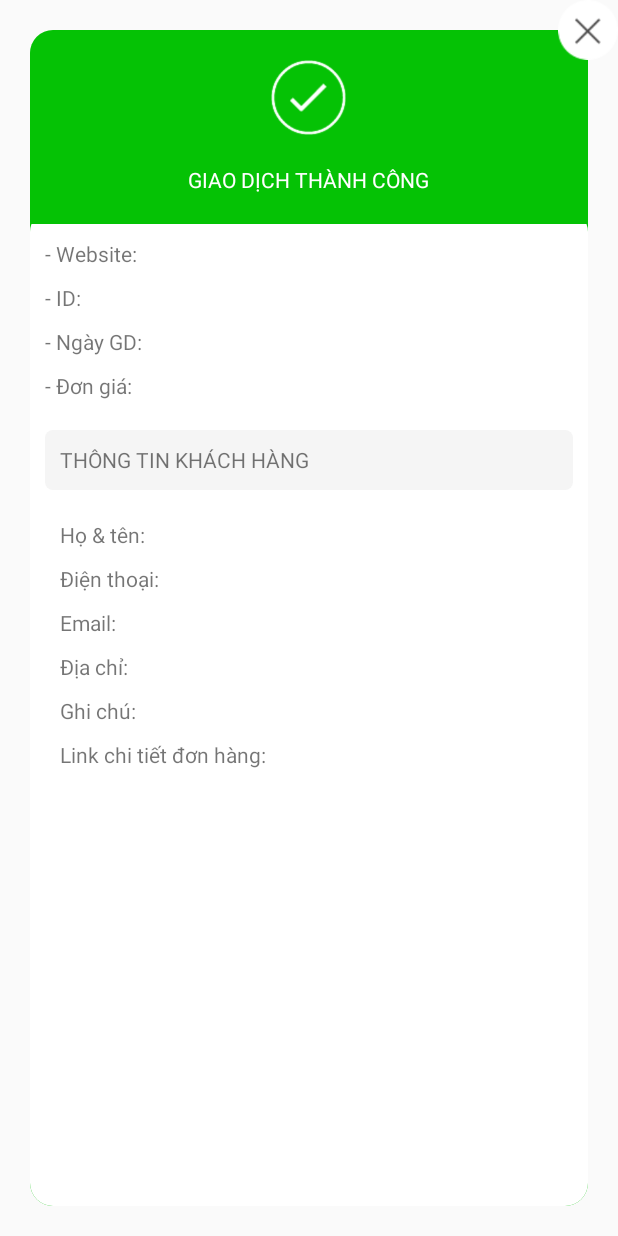
After one commit to chauminhnhut90/Numbala, an Android app: the layout activity_detail.xml on its own in the app's theme, with its tools: preview values and no code run, on a phone screen of 412 x 824 dp. The commit adds this screen. Run offline under Robolectric (Android 15) with nearby library versions, the phone set to English and light mode, and no system bars.

Commit message:
Implement Popup

```diff
--- a/app/src/main/AndroidManifest.xml
+++ b/app/src/main/AndroidManifest.xml
@@ -31,6 +31,11 @@
             android:launchMode="singleTask"
             android:screenOrientation="portrait" />
 
+        <activity
+            android:name=".activities.DetailActivity"
+            android:screenOrientation="portrait"
+            android:theme="@style/Theme.Transparent" />
+
     </application>
 
 </manifest>
--- a/app/src/main/java/vn/numbala/activities/BaseActivity.java
+++ b/app/src/main/java/vn/numbala/activities/BaseActivity.java
@@ -21,6 +21,7 @@ public class BaseActivity extends AppCompatActivity {
     protected void onCreate(Bundle savedInstanceState) {
         super.onCreate(savedInstanceState);
         this.context = this;
-        getSupportActionBar().hide();
+        if (getSupportActionBar() != null)
+            getSupportActionBar().hide();
     }
 }
--- /dev/null
+++ b/app/src/main/java/vn/numbala/activities/DetailActivity.java
@@ -0,0 +1,36 @@
+package vn.numbala.activities;
+
+import android.os.Bundle;
+import android.view.View;
+import android.view.WindowManager;
+
+import vn.numbala.R;
+
+/**
+ * Create By: Nhut Chau(nchau@kolabs.co)
+ * Time: 12/2/17 4:23 PM.
+ * Project Name: Numbala
+ */
+
+public class DetailActivity extends BaseActivity implements View.OnClickListener {
+
+    @Override
+    protected void onCreate(Bundle savedInstanceState) {
+        super.onCreate(savedInstanceState);
+        getWindow().setFlags(WindowManager.LayoutParams.FLAG_FULLSCREEN,
+                WindowManager.LayoutParams.FLAG_FULLSCREEN);
+
+        setContentView(R.layout.activity_detail);
+
+        findViewById(R.id.close).setOnClickListener(this);
+    }
+
+    @Override
+    public void onClick(View v) {
+        switch (v.getId()) {
+            case R.id.close:
+                this.finish();
+                break;
+        }
+    }
+}
--- a/app/src/main/java/vn/numbala/fragments/ListTransactionFragment.java
+++ b/app/src/main/java/vn/numbala/fragments/ListTransactionFragment.java
@@ -1,6 +1,7 @@
 package vn.numbala.fragments;
 
 import android.app.Activity;
+import android.content.Intent;
 import android.os.Bundle;
 import android.support.annotation.Nullable;
 import android.support.v4.content.ContextCompat;
@@ -23,6 +24,7 @@ import okhttp3.Callback;
 import okhttp3.Request;
 import okhttp3.Response;
 import vn.numbala.R;
+import vn.numbala.activities.DetailActivity;
 import vn.numbala.adapters.RecyclerAdapter;
 import vn.numbala.adapters.viewholder.BaseViewHolder;
 import vn.numbala.adapters.viewholder.TransactionViewHolder;
@@ -195,7 +197,8 @@ public class ListTransactionFragment extends BaseFragment {
                 viewHolder.row.setOnClickListener(new View.OnClickListener() {
                     @Override
                     public void onClick(View view) {
-
+                        Intent intent = new Intent(getContext(), DetailActivity.class);
+                        startActivity(intent);
                     }
                 });
             }
--- /dev/null
+++ b/app/src/main/res/drawable/drawable_bg_detail_header.xml
@@ -0,0 +1,8 @@
+<?xml version="1.0" encoding="utf-8"?>
+<shape xmlns:android="http://schemas.android.com/apk/res/android"
+    android:shape="rectangle">
+
+    <solid android:color="@color/detail_header" />
+    <corners android:radius="@dimen/detail_activity_border_corner" />
+
+</shape>
--- /dev/null
+++ b/app/src/main/res/drawable/drawable_custommer_info_bg.xml
@@ -0,0 +1,8 @@
+<?xml version="1.0" encoding="utf-8"?>
+<shape xmlns:android="http://schemas.android.com/apk/res/android"
+    android:shape="rectangle">
+
+    <solid android:color="@color/custommer_info_bg" />
+    <corners android:radius="@dimen/custommer_info_border_corner" />
+
+</shape>
--- /dev/null
+++ b/app/src/main/res/drawable/drawble_bg_detail_footer.xml
@@ -0,0 +1,8 @@
+<?xml version="1.0" encoding="utf-8"?>
+<shape xmlns:android="http://schemas.android.com/apk/res/android"
+    android:shape="rectangle">
+
+    <solid android:color="@color/white" />
+    <corners android:radius="@dimen/detail_activity_border_corner" />
+
+</shape>
--- /dev/null
+++ b/app/src/main/res/layout/activity_detail.xml
@@ -0,0 +1,175 @@
+<?xml version="1.0" encoding="utf-8"?>
+<RelativeLayout xmlns:android="http://schemas.android.com/apk/res/android"
+    android:layout_width="match_parent"
+    android:layout_height="match_parent">
+
+    <RelativeLayout
+        android:layout_width="match_parent"
+        android:layout_height="match_parent"
+        android:layout_margin="20dp"
+        android:background="@drawable/drawable_bg_detail_header">
+
+        <ImageView
+            android:id="@+id/image"
+            android:layout_width="50dp"
+            android:layout_height="50dp"
+            android:layout_centerHorizontal="true"
+            android:layout_marginBottom="20dp"
+            android:layout_marginTop="20dp"
+            android:src="@drawable/ic_success_2" />
+
+        <TextView
+            android:id="@+id/title"
+            android:layout_width="wrap_content"
+            android:layout_height="wrap_content"
+            android:layout_below="@+id/image"
+            android:layout_centerHorizontal="true"
+            android:text="@string/trans_success"
+            android:textAllCaps="true"
+            android:textColor="@color/white" />
+
+        <ScrollView
+            android:layout_width="match_parent"
+            android:layout_height="match_parent"
+            android:layout_below="@+id/title"
+            android:layout_marginTop="10dp"
+            android:background="@drawable/drawble_bg_detail_footer">
+
+            <RelativeLayout
+                android:layout_width="match_parent"
+                android:layout_height="wrap_content">
+
+                <TextView
+                    android:layout_width="match_parent"
+                    android:background="@color/detail_header"
+                    android:layout_height="10dp" />
+
+                <TextView
+                    android:id="@+id/website"
+                    android:layout_width="wrap_content"
+                    android:layout_height="wrap_content"
+                    android:layout_marginTop="20dp"
+                    android:layout_marginLeft="10dp"
+                    android:text="@string/website" />
+
+                <TextView
+                    android:id="@+id/id"
+                    android:layout_width="wrap_content"
+                    android:layout_height="wrap_content"
+                    android:layout_below="@id/website"
+                    android:layout_marginLeft="10dp"
+                    android:layout_marginTop="10dp"
+                    android:text="@string/id" />
+
+                <TextView
+                    android:id="@+id/trans_date"
+                    android:layout_width="wrap_content"
+                    android:layout_height="wrap_content"
+                    android:layout_marginLeft="10dp"
+                    android:layout_below="@+id/id"
+                    android:layout_marginTop="10dp"
+                    android:text="@string/trans_date" />
+
+                <TextView
+                    android:id="@+id/price"
+                    android:layout_width="wrap_content"
+                    android:layout_marginLeft="10dp"
+                    android:layout_height="wrap_content"
+                    android:layout_below="@+id/trans_date"
+                    android:layout_marginBottom="10dp"
+                    android:layout_marginTop="10dp"
+                    android:text="@string/price" />
+
+                <TextView
+                    android:id="@+id/custommer_info"
+                    android:layout_marginLeft="10dp"
+                    android:layout_width="match_parent"
+                    android:layout_height="@dimen/custommer_info_height"
+                    android:layout_below="@+id/price"
+                    android:layout_marginBottom="10dp"
+                    android:layout_marginTop="10dp"
+                    android:background="@drawable/drawable_custommer_info_bg"
+                    android:gravity="center_vertical"
+                    android:paddingLeft="10dp"
+                    android:layout_marginRight="10dp"
+                    android:text="@string/custommer_info"
+                    android:textAllCaps="true" />
+
+                <TextView
+                    android:id="@+id/full_name"
+                    android:layout_width="wrap_content"
+                    android:layout_height="wrap_content"
+                    android:layout_below="@+id/custommer_info"
+                    android:layout_marginLeft="20dp"
+                    android:layout_marginTop="10dp"
+                    android:text="@string/full_name" />
+
+                <TextView
+                    android:id="@+id/phone"
+                    android:layout_width="wrap_content"
+                    android:layout_height="wrap_content"
+                    android:layout_below="@+id/full_name"
+                    android:layout_marginLeft="20dp"
+                    android:layout_marginTop="10dp"
+                    android:text="@string/phone" />
+
+                <TextView
+                    android:id="@+id/email"
+                    android:layout_width="wrap_content"
+                    android:layout_height="wrap_content"
+                    android:layout_below="@+id/phone"
+                    android:layout_marginLeft="20dp"
+                    android:layout_marginTop="10dp"
+                    android:text="@string/email" />
+
+                <TextView
+                    android:id="@+id/address"
+                    android:layout_width="wrap_content"
+                    android:layout_height="wrap_content"
+                    android:layout_below="@+id/email"
+                    android:layout_marginLeft="20dp"
+                    android:layout_marginTop="10dp"
+                    android:text="@string/address" />
+
+                <TextView
+                    android:id="@+id/note"
+                    android:layout_width="wrap_content"
+                    android:layout_height="wrap_content"
+                    android:layout_below="@+id/address"
+                    android:layout_marginLeft="20dp"
+                    android:layout_marginTop="10dp"
+                    android:text="@string/note" />
+
+                <TextView
+                    android:id="@+id/linkTitle"
+                    android:layout_width="wrap_content"
+                    android:layout_height="wrap_content"
+                    android:layout_below="@+id/note"
+                    android:layout_marginLeft="20dp"
+                    android:layout_marginTop="10dp"
+                    android:text="@string/link_detail_invoice" />
+
+                <TextView
+                    android:id="@+id/link"
+                    android:layout_width="wrap_content"
+                    android:layout_height="wrap_content"
+                    android:layout_below="@+id/linkTitle"
+                    android:layout_marginLeft="20dp"
+                    android:layout_marginTop="10dp"
+                    android:textColor="@color/colorPrimary" />
+
+            </RelativeLayout>
+
+        </ScrollView>
+
+    </RelativeLayout>
+
+    <ImageView
+        android:id="@+id/close"
+        android:layout_width="40dp"
+        android:layout_height="40dp"
+        android:layout_alignParentRight="true"
+        android:src="@drawable/ic_close" />
+
+
+</RelativeLayout>
--- a/app/src/main/res/values/colors.xml
+++ b/app/src/main/res/values/colors.xml
@@ -12,5 +12,7 @@
     <color name="gray">#808080</color>
     <color name="bg_trans">#fafafa</color>
     <color name="bg_sum_trans">#e5f2ff</color>
+    <color name="detail_header">#05c205</color>
+    <color name="custommer_info_bg">#f5f5f5</color>
 
 </resources>
--- a/app/src/main/res/values/dimens.xml
+++ b/app/src/main/res/values/dimens.xml
@@ -8,4 +8,7 @@
     <dimen name="day_month_year_web_margin_left">15dp</dimen>
     <dimen name="trans_row_item_height">70dp</dimen>
     <dimen name="trans_money_width">100dp</dimen>
+    <dimen name="detail_activity_border_corner">15dp</dimen>
+    <dimen name="custommer_info_border_corner">5dp</dimen>
+    <dimen name="custommer_info_height">40dp</dimen>
 </resources>
--- a/app/src/main/res/values/strings.xml
+++ b/app/src/main/res/values/strings.xml
@@ -21,4 +21,16 @@
     <string name="success">Thành công</string>
     <string name="waiting">Đang chờ</string>
     <string name="total_trans">Tổng giao dịch:</string>
+    <string name="trans_success">Giao dịch thành công</string>
+    <string name="website">- Website:</string>
+    <string name="id">- ID:</string>
+    <string name="trans_date">- Ngày GD:</string>
+    <string name="price">- Đơn giá:</string>
+    <string name="custommer_info">Thông tin khách hàng</string>
+    <string name="full_name">Họ &amp; tên:</string>
+    <string name="phone">Điện thoại:</string>
+    <string name="email">Email:</string>
+    <string name="address">Địa chỉ:</string>
+    <string name="note">Ghi chú:</string>
+    <string name="link_detail_invoice">Link chi tiết đơn hàng:</string>
 </resources>
--- a/app/src/main/res/values/styles.xml
+++ b/app/src/main/res/values/styles.xml
@@ -8,4 +8,15 @@
         <item name="colorAccent">@color/colorAccent</item>
     </style>
 
+    <style name="Theme.Transparent" parent="Theme.AppCompat.Light.NoActionBar">
+        <item name="android:windowIsTranslucent">true</item>
+        <item name="android:windowBackground">@android:color/transparent</item>
+        <item name="android:windowContentOverlay">@null</item>
+        <item name="android:windowActionBar">false</item>
+        <item name="android:windowNoTitle">true</item>
+        <item name="android:windowIsFloating">true</item>
+        <item name="android:windowFullscreen">true</item>
+        <item name="android:backgroundDimEnabled">true</item>
+    </style>
+
 </resources>
```
Also changed, not shown: app/src/main/res/drawable/ic_close.png (added), app/src/main/res/drawable/ic_fail_2.png (added), app/src/main/res/drawable/ic_success_2.png (added).
